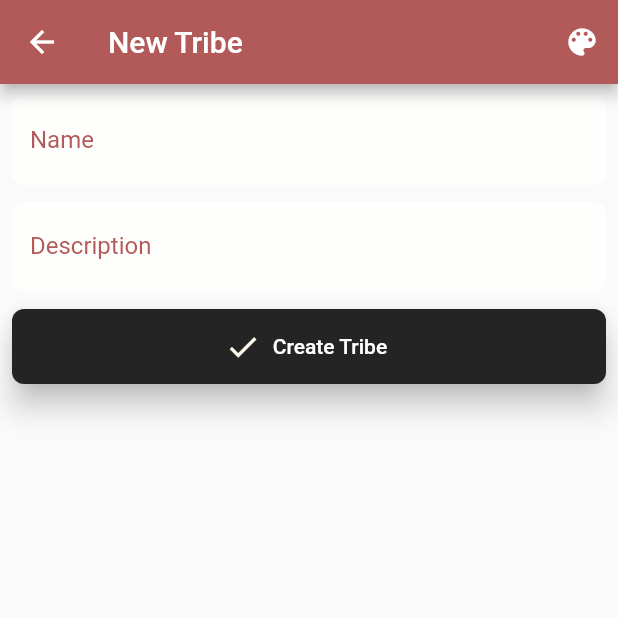
After one commit to danielholmberg/Tribes, a Flutter app: the NewTribe screen opened directly, on a phone screen of 412 x 824 dp, the top half of it. The commit adds this screen. Run offline on Flutter 3.47's test engine with Material 2 defaults, Android fonts, the phone set to English and light mode, and no system bars; our stand-ins replace cloud_firestore, dynamic_theme, firebase_auth, floating_bottom_navigation_bar, flutter_colorpicker, flutter_spinkit and 3 more; missing offline and left inert: firestore_ui; accounts and stored records are empty; network calls fail; statements that could not run were skipped.

Commit message:
Initial implementation of 'Create new Tribe'-feature

```diff
--- a/lib/models/Tribe.dart
+++ b/lib/models/Tribe.dart
@@ -1,28 +1,42 @@
+import 'dart:ui';
+
 import 'package:cloud_firestore/cloud_firestore.dart';
 
 class Tribe {
   final String id;
   final String name;
   final List<String> members;
-  final int color;
+  final String founder;
+  final Color color;
+  final bool hasImage;
   final int updated;
+  final int created;
 
-  Tribe({this.id, this.name, this.members, this.color, this.updated});
+  Tribe(
+      {this.id,
+      this.name,
+      this.members,
+      this.founder,
+      this.hasImage,
+      this.color,
+      this.updated,
+      this.created});
 
   factory Tribe.fromSnapshot(DocumentSnapshot doc) {
     return Tribe(
       id: doc.documentID,
       name: doc.data['name'] ?? '',
       members: List.from(doc.data['members'] ?? []),
-      color: doc.data['color'] ?? 0xFF242424,
+      founder: doc.data['founder'] ?? '',
+      color: Color(int.parse('0x${doc.data['color'] ?? 'FF242424'}')),
+      hasImage: doc.data['hasImage'] ?? false,
       updated: doc.data['updated'] ?? 0,
-      /* members: doc.data['members']
-        .map((snapshot) => User.fromSnapshot(snapshot)).toList(), */
+      created: doc.data['created'] ?? 0,
     );
   }
 
   @override
   String toString() {
-    return '[$id, $name, $color, $updated]';
+    return '[$id, $name, $members, $founder, $color, $hasImage, $updated, $created]';
   }
 }
--- a/lib/screens/home/tabs/tribes/posts/Posts.dart
+++ b/lib/screens/home/tabs/tribes/posts/Posts.dart
@@ -37,7 +37,7 @@ class Posts extends StatelessWidget {
               child: PostTile(post: Post.fromSnapshot(snapshot)),
             ),
             emptyChild: Center(
-              child: Text('No post created yet!'),
+              child: Text('No posts created yet!'),
             ),
           ),
         ],
--- /dev/null
+++ b/lib/screens/home/tabs/tribes/widgets/NewTribe.dart
@@ -0,0 +1,116 @@
+import 'package:dynamic_theme/dynamic_theme.dart';
+import 'package:flutter/material.dart';
+import 'package:flutter_colorpicker/block_picker.dart';
+import 'package:tribes/services/database.dart';
+import 'package:tribes/shared/decorations.dart' as Decorations;
+import 'package:tribes/shared/constants.dart' as Constants;
+
+class NewTribe extends StatefulWidget {
+  @override
+  _NewTribeState createState() => _NewTribeState();
+}
+
+class _NewTribeState extends State<NewTribe> {
+  String name;
+  String desc;
+  Color tribeColor = Color(0xFF242424);
+  bool hasImage = false;
+  String error = '';
+
+  @override
+  Widget build(BuildContext context) {
+    _changeColor(Color color) async {
+      setState(() => tribeColor = color);
+      await Future.delayed(Duration(milliseconds: 300));
+      Navigator.pop(context);
+    }
+
+    return Scaffold(
+      appBar: AppBar(
+        title: Text('New Tribe'),
+        backgroundColor: Constants.primaryColor,
+        actions: <Widget>[
+          IconButton(
+            color: DynamicTheme.of(context).data.buttonColor,
+            icon: Icon(Icons.color_lens, color: Constants.buttonIconColor),
+            onPressed: () {
+              showDialog(
+                context: context,
+                child: AlertDialog(
+                  title: Text('Pick a Tribe color'),
+                  content: SingleChildScrollView(
+                    child: BlockPicker(
+                      pickerColor: tribeColor,
+                      onColorChanged: _changeColor,
+                    ),
+                  ),
+                ),
+              );
+            },
+          ),
+        ],
+      ),
+      body: Container(
+        padding: EdgeInsets.all(8.0),
+        child: Column(
+          crossAxisAlignment: CrossAxisAlignment.start,
+          mainAxisSize: MainAxisSize.min,
+          mainAxisAlignment: MainAxisAlignment.start,
+          children: <Widget>[
+            TextFormField(
+              decoration: Decorations.newTribesInput.copyWith(labelText: 'Name'),
+              validator: (val) => val.isEmpty ? 'Enter a name' : null,
+              onChanged: (val) {
+                setState(() => name = val);
+              },
+            ),
+            SizedBox(height: Constants.smallSpacing),
+            TextFormField(
+              keyboardType: TextInputType.multiline,
+              maxLines: null,
+              decoration:
+                  Decorations.newTribesInput.copyWith(labelText: 'Description'),
+              validator: (val) => val.isEmpty ? 'Enter a description' : null,
+              onChanged: (val) {
+                setState(() => desc = val);
+              },
+            ),
+            SizedBox(height: Constants.smallSpacing),
+            ButtonTheme(
+              height: 50.0,
+              minWidth: MediaQuery.of(context).size.width,
+              child: RaisedButton.icon(
+                elevation: 8.0,
+                shape: RoundedRectangleBorder(
+                  borderRadius: BorderRadius.circular(8.0),
+                ),
+                color: tribeColor ?? DynamicTheme.of(context).data.primaryColor,
+                icon: Icon(Icons.done,
+                    color: DynamicTheme.of(context).data.accentColor),
+                label: Text('Create Tribe'),
+                textColor: Colors.white,
+                onPressed: () async {
+                  dynamic result = await DatabaseService().createNewTribe(
+                      name, desc, tribeColor.value.toRadixString(16), hasImage);
+
+                  if (result == null) {
+                    setState(() =>
+                        error = 'Unable to create new Tribe, please try again!');
+                  } else {
+                    Navigator.pop(context);
+                  }
+                },
+              ),
+            ),
+            SizedBox(height: Constants.smallSpacing),
+            Text(
+              error,
+              style: TextStyle(
+                  color: Constants.errorColor, fontSize: Constants.errorFontSize),
+            ),
+          ],
+        ),
+      ),
+    );
+  }
+}
--- a/lib/screens/home/tabs/tribes/widgets/TribeRoom.dart
+++ b/lib/screens/home/tabs/tribes/widgets/TribeRoom.dart
@@ -30,7 +30,7 @@ class _TribeRoomState extends State<TribeRoom> {
             return <Widget>[
               SliverAppBar(
                 elevation: 8.0,
-                backgroundColor: DynamicTheme.of(context).data.primaryColor,
+                backgroundColor: widget.tribe.color ?? DynamicTheme.of(context).data.primaryColor,
                 expandedHeight: 200.0,
                 floating: false,
                 pinned: true,
--- a/lib/screens/home/tabs/tribes/widgets/TribeTile.dart
+++ b/lib/screens/home/tabs/tribes/widgets/TribeTile.dart
@@ -39,11 +39,11 @@ class TribeTile extends StatelessWidget {
         margin: EdgeInsets.symmetric(horizontal: horizontal),
         child: Container(
           decoration: BoxDecoration(
-              color: Color(tribe.color),
+              color: tribe.color,
               borderRadius: BorderRadius.circular(20.0),
               boxShadow: [
                 BoxShadow(
-                  color: Color(tribe.color),
+                  color: tribe.color,
                   blurRadius: blur,
                   offset: Offset(offset, offset),
                 ),
--- a/lib/services/database.dart
+++ b/lib/services/database.dart
@@ -76,7 +76,6 @@ class DatabaseService {
     DocumentReference postRef = postsRoot.document();
 
     var data = {
-      'id': postRef.documentID,
       'userID': userID,
       'title': title,
       'content': content,
@@ -88,6 +87,29 @@ class DatabaseService {
     return await postRef.setData(data);
   }
 
+  Future createNewTribe(String name, String desc, String color, bool hasImage) async {
+    FirebaseUser currentUser = await FirebaseAuth.instance.currentUser();
+
+    var data = {
+      'name': name,
+      'desc': desc,
+      'members': [currentUser.uid],
+      'founder': currentUser.uid,
+      'color': color,
+      'image': hasImage,
+      'updated': new DateTime.now().millisecondsSinceEpoch,
+      'created': new DateTime.now().millisecondsSinceEpoch,
+    };
+
+    try {
+      print('Creating new Tribe: $data');
+      return await tribesRoot.document().setData(data);
+    } catch(e) {
+      print('Failed with error: ${e.toString()}');
+      return null;
+    }
+  }
+
   Stream<UserData> currentUser(String uid) {
     return usersRoot
         .document(uid)
--- a/lib/shared/decorations.dart
+++ b/lib/shared/decorations.dart
@@ -82,3 +82,17 @@ const profileSettingsInput = InputDecoration(
     borderSide: BorderSide(color: Constants.postInputFocusColor, width: 2.0),
   )
 );
+
+const newTribesInput = InputDecoration(
+  fillColor: Constants.backgroundColor,
+  filled: true,
+  labelStyle: TextStyle(color: Constants.tribesColor),
+  enabledBorder: OutlineInputBorder(
+    borderRadius: BorderRadius.all(Radius.circular(8.0)),
+    borderSide: BorderSide(color: Constants.backgroundColor, width: 2.0),
+  ),
+  focusedBorder: OutlineInputBorder(
+    borderRadius: BorderRadius.all(Radius.circular(8.0)),
+    borderSide: BorderSide(color: Constants.tribesColor, width: 2.0),
+  )
+);
--- a/pubspec.yaml
+++ b/pubspec.yaml
@@ -53,6 +53,9 @@ dependencies:
   # Location
   geolocator: ^5.2.0
 
+  # Colorpicker
+  flutter_colorpicker: ^0.2.6
+
 dev_dependencies:
   flutter_test:
     sdk: flutter
```
Also changed, not shown: lib/screens/home/tabs/tribes/Tribes.dart (+43 -46 lines), pubspec.lock.
